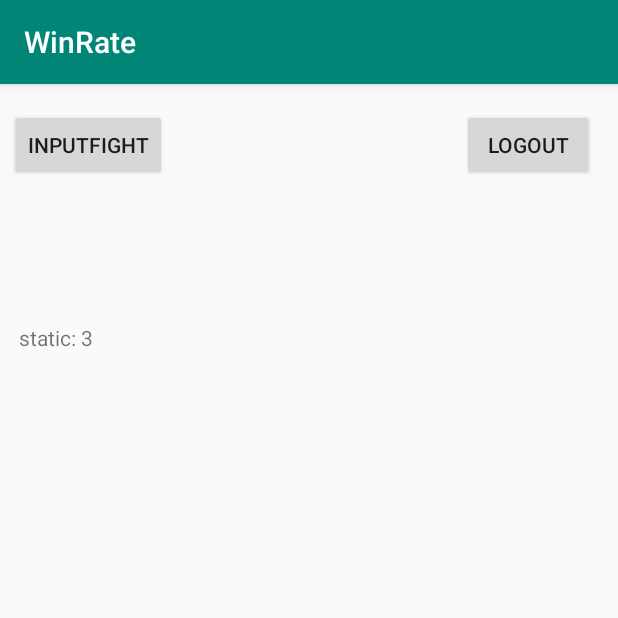
After one commit to Fayte92/WinRate, an Android app: the Userinfo screen opened directly, with no data from a screen before it, on a phone screen of 412 x 824 dp, the top half of it. The commit adds this screen. Run offline under Robolectric (Android 15) with nearby library versions, the phone set to English and light mode, and no system bars; our stand-ins replace Firebase (no records; nobody signed in at launch, a user with empty details on screens opened directly).

Commit message:
Updated by Chuanshi and Yuhao

```diff
--- /dev/null
+++ b/WinRate/app/src/main/java/com/ucsc/winrate/Userinfo.java
@@ -0,0 +1,96 @@
+package com.ucsc.winrate;
+
+import androidx.annotation.NonNull;
+import androidx.appcompat.app.AppCompatActivity;
+
+import android.content.Intent;
+import android.os.Bundle;
+import android.view.View;
+import android.widget.Button;
+import android.widget.TextView;
+import android.widget.Toast;
+
+import com.google.firebase.auth.FirebaseAuth;
+import com.google.firebase.auth.FirebaseUser;
+import com.google.firebase.database.DataSnapshot;
+import com.google.firebase.database.DatabaseError;
+import com.google.firebase.database.DatabaseReference;
+import com.google.firebase.database.FirebaseDatabase;
+import com.google.firebase.database.ValueEventListener;
+
+import org.w3c.dom.Text;
+
+public class Userinfo extends AppCompatActivity {
+
+    private TextView WLStatic;
+    private TextView Username;
+    private int wrate = 3;
+    private FirebaseAuth firebaseAuth;
+    private Button logout;
+    private FirebaseDatabase firebaseDatabase;
+    private String email;
+    private Button input;
+
+    @Override
+    protected void onCreate(Bundle savedInstanceState) {
+        super.onCreate(savedInstanceState);
+        setContentView(R.layout.activity_userinfo);
+
+        WLStatic = findViewById(R.id.winratestatic);
+        Username = findViewById(R.id.UserName);
+
+
+        firebaseAuth = FirebaseAuth.getInstance();
+        firebaseDatabase = FirebaseDatabase.getInstance();
+        FirebaseUser user = firebaseAuth.getCurrentUser();
+
+        DatabaseReference databaseReference = firebaseDatabase.getReference(firebaseAuth.getUid());
+
+        WLStatic.setText("static: " + wrate);
+        /*
+        databaseReference.addValueEventListener(new ValueEventListener() {
+            @Override
+            public void onDataChange(@NonNull DataSnapshot dataSnapshot) {
+                userProfile userProfile = dataSnapshot.getValue(userProfile.class);
+                //WLStatic.setText("static: " + wrate);
+            }
+
+            @Override
+            public void onCancelled(@NonNull DatabaseError databaseError) {
+                Toast.makeText(Userinfo.this, "get data failed", Toast.LENGTH_SHORT).show();
+            }
+
+        });
+
+         */
+
+
+
+
+        if(user!= null){
+            email = user.getEmail();
+        }
+        Username.setText("" + email);
+
+
+        logout = (Button)findViewById(R.id.Logout);
+        input = (Button)findViewById(R.id.fightinput);
+
+        logout.setOnClickListener(new View.OnClickListener() {
+            @Override
+            public void onClick(View v) {
+                firebaseAuth.signOut();
+                finish();
+                startActivity(new Intent(Userinfo.this, SignIn.class) );
+            }
+        });
+
+        input.setOnClickListener(new View.OnClickListener() {
+            @Override
+            public void onClick(View v) {
+                startActivity(new Intent(Userinfo.this, MainActivity.class) );
+            }
+        });
+
+    }
+}
--- /dev/null
+++ b/WinRate/app/src/main/res/layout/activity_userinfo.xml
@@ -0,0 +1,55 @@
+<?xml version="1.0" encoding="utf-8"?>
+<androidx.constraintlayout.widget.ConstraintLayout xmlns:android="http://schemas.android.com/apk/res/android"
+    xmlns:app="http://schemas.android.com/apk/res-auto"
+    xmlns:tools="http://schemas.android.com/tools"
+    android:layout_width="match_parent"
+    android:layout_height="match_parent"
+    tools:context=".Userinfo">
+
+    <TextView
+        android:id="@+id/winratestatic"
+        android:layout_width="177dp"
+        android:layout_height="30dp"
+        android:text=""
+        app:layout_constraintBottom_toBottomOf="parent"
+        app:layout_constraintEnd_toEndOf="parent"
+        app:layout_constraintHorizontal_bias="0.054"
+        app:layout_constraintStart_toStartOf="parent"
+        app:layout_constraintTop_toTopOf="parent"
+        app:layout_constraintVertical_bias="0.216" />
+
+    <Button
+        android:id="@+id/Logout"
+        android:layout_width="wrap_content"
+        android:layout_height="wrap_content"
+        android:text="Logout"
+        app:layout_constraintBottom_toBottomOf="parent"
+        app:layout_constraintEnd_toEndOf="parent"
+        app:layout_constraintHorizontal_bias="0.95"
+        app:layout_constraintStart_toStartOf="parent"
+        app:layout_constraintTop_toTopOf="parent"
+        app:layout_constraintVertical_bias="0.023" />
+
+    <TextView
+        android:id="@+id/UserName"
+        android:layout_width="177dp"
+        android:layout_height="30dp"
+        app:layout_constraintBottom_toBottomOf="parent"
+        app:layout_constraintEnd_toEndOf="parent"
+        app:layout_constraintHorizontal_bias="0.054"
+        app:layout_constraintStart_toStartOf="parent"
+        app:layout_constraintTop_toTopOf="parent"
+        app:layout_constraintVertical_bias="0.155" />
+
+    <Button
+        android:id="@+id/fightinput"
+        android:layout_width="wrap_content"
+        android:layout_height="wrap_content"
+        android:text="Inputfight"
+        app:layout_constraintBottom_toBottomOf="parent"
+        app:layout_constraintEnd_toEndOf="parent"
+        app:layout_constraintHorizontal_bias="0.022"
+        app:layout_constraintStart_toStartOf="parent"
+        app:layout_constraintTop_toTopOf="parent"
+        app:layout_constraintVertical_bias="0.023" />
+</androidx.constraintlayout.widget.ConstraintLayout>
```
Also changed, not shown: WinRate/app/src/main/AndroidManifest.xml (+10 -8 lines), WinRate/app/src/main/java/com/ucsc/winrate/MainActivity.java (+9 -1 lines), WinRate/app/src/main/java/com/ucsc/winrate/userProfile.java (added, +27 -0 lines), WinRate/app/src/main/res/layout/fragment_input_form.xml (+12 -0 lines).
